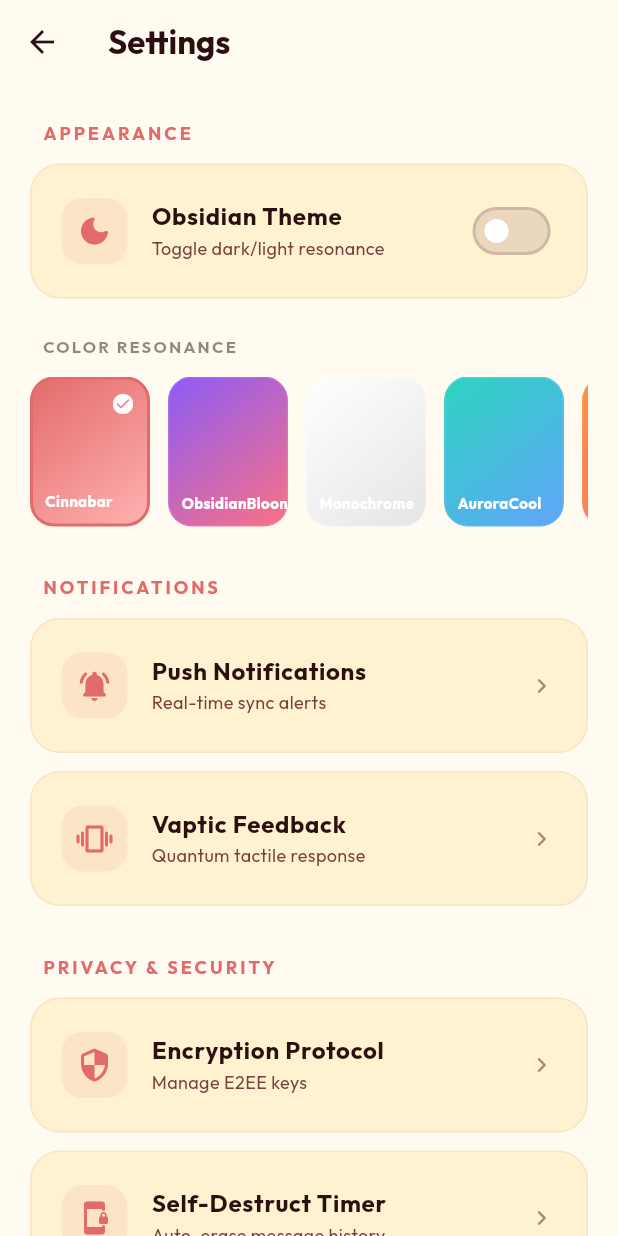
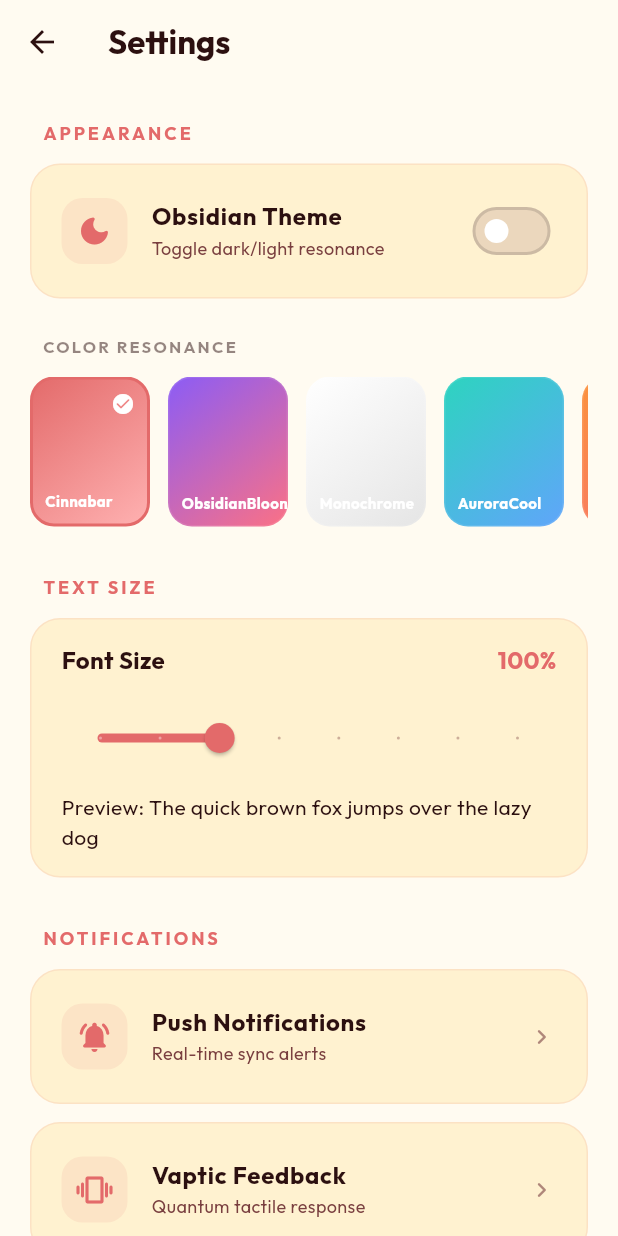
Before and after one commit to AkiTheMemeGod/Entangled, a Flutter app: the SettingsScreen screen opened by its route, on a phone screen of 412 x 824 dp. Run offline on Flutter 3.47's test engine with Material 3 defaults, Android fonts, the phone set to English and light mode, and no system bars; our stand-ins replace audioplayers, cached_network_image, flutter_animate, flutter_cache_manager, flutter_riverpod, google_fonts and 5 more; missing offline and left inert: record; accounts and stored records are empty.

Commit message:
feat: implement font size settings and apply to chat and settings screens

```diff
--- a/lib/screens/settings/settings_screen.dart
+++ b/lib/screens/settings/settings_screen.dart
@@ -3,6 +3,7 @@ import 'package:flutter_riverpod/flutter_riverpod.dart';
 import 'package:google_fonts/google_fonts.dart';
 
 import '../../providers/theme_provider.dart';
+import '../../providers/font_size_provider.dart';
 import '../../theme/app_colors.dart';
 import '../../theme/theme_variants.dart';
 import '../../widgets/animated_gradient_bg.dart';
@@ -13,6 +14,7 @@ class SettingsScreen extends ConsumerWidget {
   @override
   Widget build(BuildContext context, WidgetRef ref) {
     final settings = ref.watch(themeSettingsProvider);
+    final fontSizeSettings = ref.watch(fontSizeProvider);
 
     return Scaffold(
       appBar: AppBar(
@@ -25,13 +27,14 @@ class SettingsScreen extends ConsumerWidget {
         child: ListView(
           padding: const EdgeInsets.symmetric(horizontal: 20, vertical: 24),
           children: [
-            _buildSectionHeader(context, 'Appearance'),
+            _buildSectionHeader(context, 'Appearance', fontSizeSettings.multiplier),
             const SizedBox(height: 12),
             _buildSettingTile(
               context,
               icon: Icons.dark_mode_rounded,
               title: 'Obsidian Theme',
               subtitle: 'Toggle dark/light resonance',
+              fontSizeMultiplier: fontSizeSettings.multiplier,
               trailing: Switch(
                 value: settings.mode == ThemeMode.dark,
                 activeThumbColor: Theme.of(context).colorScheme.primary,
@@ -43,13 +46,16 @@ class SettingsScreen extends ConsumerWidget {
             const SizedBox(height: 24),
             _buildThemeGallery(context, ref, settings),
             const SizedBox(height: 32),
-            _buildSectionHeader(context, 'Notifications'),
+            _buildFontSizeSection(context, ref, fontSizeSettings),
+            const SizedBox(height: 32),
+            _buildSectionHeader(context, 'Notifications', fontSizeSettings.multiplier),
             const SizedBox(height: 12),
             _buildSettingTile(
               context,
               icon: Icons.notifications_active_rounded,
               title: 'Push Notifications',
               subtitle: 'Real-time sync alerts',
+              fontSizeMultiplier: fontSizeSettings.multiplier,
               onTap: () {},
             ),
             const SizedBox(height: 12),
@@ -58,16 +64,18 @@ class SettingsScreen extends ConsumerWidget {
               icon: Icons.vibration_rounded,
               title: 'Vaptic Feedback',
               subtitle: 'Quantum tactile response',
+              fontSizeMultiplier: fontSizeSettings.multiplier,
               onTap: () {},
             ),
             const SizedBox(height: 32),
-            _buildSectionHeader(context, 'Privacy & Security'),
+            _buildSectionHeader(context, 'Privacy & Security', fontSizeSettings.multiplier),
             const SizedBox(height: 12),
             _buildSettingTile(
               context,
               icon: Icons.security_rounded,
               title: 'Encryption Protocol',
               subtitle: 'Manage E2EE keys',
+              fontSizeMultiplier: fontSizeSettings.multiplier,
               onTap: () {},
             ),
             const SizedBox(height: 12),
@@ -76,6 +84,7 @@ class SettingsScreen extends ConsumerWidget {
               icon: Icons.phonelink_lock_rounded,
               title: 'Self-Destruct Timer',
               subtitle: 'Auto-erase message history',
+              fontSizeMultiplier: fontSizeSettings.multiplier,
               onTap: () {},
             ),
           ],
@@ -84,14 +93,14 @@ class SettingsScreen extends ConsumerWidget {
     );
   }
 
-  Widget _buildSectionHeader(BuildContext context, String title) {
+  Widget _buildSectionHeader(BuildContext context, String title, double fontSizeMultiplier) {
     return Padding(
       padding: const EdgeInsets.only(left: 8.0),
       child: Text(
         title.toUpperCase(),
         style: GoogleFonts.outfit(
           color: Theme.of(context).colorScheme.primary,
-          fontSize: 12,
+          fontSize: 12 * fontSizeMultiplier,
           fontWeight: FontWeight.w700,
           letterSpacing: 2,
         ),
@@ -186,11 +195,91 @@ class SettingsScreen extends ConsumerWidget {
     );
   }
 
+  Widget _buildFontSizeSection(
+    BuildContext context,
+    WidgetRef ref,
+    FontSizeSettings fontSizeSettings,
+  ) {
+    return Column(
+      crossAxisAlignment: CrossAxisAlignment.start,
+      children: [
+        Padding(
+          padding: const EdgeInsets.only(left: 8.0, bottom: 12),
+          child: Text(
+            'TEXT SIZE',
+            style: GoogleFonts.outfit(
+              color: Theme.of(context).colorScheme.primary,
+              fontSize: 12 * fontSizeSettings.multiplier,
+              fontWeight: FontWeight.w700,
+              letterSpacing: 2,
+            ),
+          ),
+        ),
+        Container(
+          decoration: BoxDecoration(
+            color: Theme.of(context).colorScheme.surface,
+            borderRadius: BorderRadius.circular(20),
+            border: Border.all(
+              color: Theme.of(context).colorScheme.primary.withAlpha(30),
+              width: 1,
+            ),
+          ),
+          padding: const EdgeInsets.symmetric(horizontal: 20, vertical: 16),
+          child: Column(
+            children: [
+              Row(
+                mainAxisAlignment: MainAxisAlignment.spaceBetween,
+                children: [
+                  Text(
+                    'Font Size',
+                    style: GoogleFonts.outfit(
+                      color: Theme.of(context).colorScheme.onSurface,
+                      fontWeight: FontWeight.bold,
+                      fontSize: 16 * fontSizeSettings.multiplier,
+                    ),
+                  ),
+                  Text(
+                    '${(fontSizeSettings.multiplier * 100).toStringAsFixed(0)}%',
+                    style: GoogleFonts.outfit(
+                      color: Theme.of(context).colorScheme.primary,
+                      fontWeight: FontWeight.bold,
+                      fontSize: 16 * fontSizeSettings.multiplier,
+                    ),
+                  ),
+                ],
+              ),
+              const SizedBox(height: 16),
+              Slider(
+                value: fontSizeSettings.multiplier,
+                min: 0.8,
+                max: 1.5,
+                divisions: 7,
+                label: '${(fontSizeSettings.multiplier * 100).toStringAsFixed(0)}%',
+                onChanged: (value) {
+                  ref.read(fontSizeProvider.notifier).setFontSizeMultiplier(value);
+                },
+              ),
+              const SizedBox(height: 12),
+              Text(
+                'Preview: The quick brown fox jumps over the lazy dog',
+                style: GoogleFonts.outfit(
+                  color: Theme.of(context).colorScheme.onSurface,
+                  fontSize: 14 * fontSizeSettings.multiplier,
+                ),
+              ),
+            ],
+          ),
+        ),
+      ],
+    );
+  }
+
   Widget _buildSettingTile(
     BuildContext context, {
     required IconData icon,
     required String title,
     required String subtitle,
+    required double fontSizeMultiplier,
     Widget? trailing,
     VoidCallback? onTap,
   }) {
@@ -223,14 +312,14 @@ class SettingsScreen extends ConsumerWidget {
           style: GoogleFonts.outfit(
             color: Theme.of(context).colorScheme.onSurface,
             fontWeight: FontWeight.bold,
-            fontSize: 16,
+            fontSize: 16 * fontSizeMultiplier,
           ),
         ),
         subtitle: Text(
           subtitle,
           style: GoogleFonts.outfit(
             color: Theme.of(context).colorScheme.onSurfaceVariant,
-            fontSize: 12,
+            fontSize: 12 * fontSizeMultiplier,
           ),
         ),
         trailing:
```
Also changed, not shown: lib/providers/font_size_provider.dart (added, +44 -0 lines), lib/screens/chat/chat_screen.dart (+53 -7 lines), lib/utils/text_style_helper.dart (added, +21 -0 lines).
